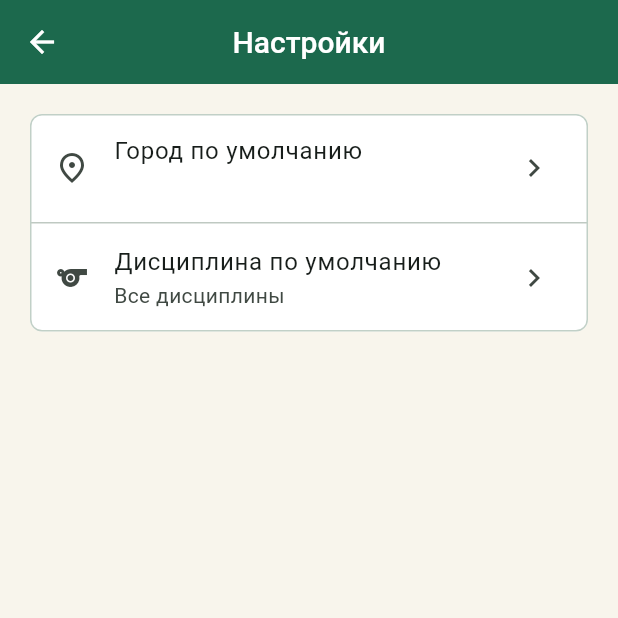
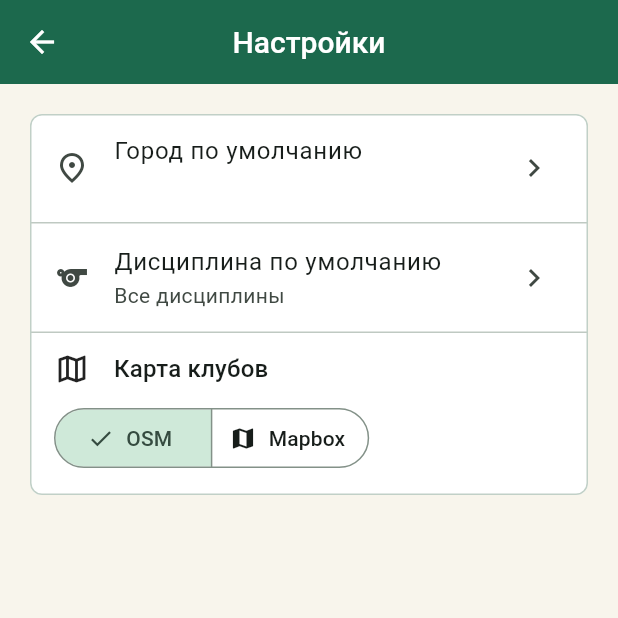
Before and after one commit to sergannn/llb20, a Flutter app: the _DefaultSettingsPage screen opened directly with empty values, on a phone screen of 412 x 824 dp, the top half of it. Run offline on Flutter 3.47's test engine with Material 3 defaults, Android fonts, the phone set to English and light mode, and no system bars; our stand-ins replace app_links, flutter_map, flutter_secure_storage, image_picker, latlong2, shared_preferences and 1 more; accounts and stored records are empty; network calls fail.

Commit message:
Add selectable Mapbox club map

```diff
--- a/lib/src/app_parts/auth_drawer_settings.dart
+++ b/lib/src/app_parts/auth_drawer_settings.dart
@@ -340,6 +340,7 @@ class _SettingsDrawer extends StatelessWidget {
     required this.repository,
     required this.selectedCity,
     required this.selectedDiscipline,
+    required this.selectedClubMapProvider,
     required this.clubs,
     required this.llbUsername,
     required this.llbPlayerId,
@@ -347,6 +348,7 @@ class _SettingsDrawer extends StatelessWidget {
     required this.citySuggestions,
     required this.onCitySelected,
     required this.onDisciplineSelected,
+    required this.onClubMapProviderSelected,
     required this.onLlbLogin,
     required this.onLlbLogout,
   });
@@ -354,6 +356,7 @@ class _SettingsDrawer extends StatelessWidget {
   final LeagueRepository repository;
   final String selectedCity;
   final DisciplineFilter selectedDiscipline;
+  final ClubMapProvider selectedClubMapProvider;
   final List<ClubSummary> clubs;
   final String? llbUsername;
   final String? llbPlayerId;
@@ -361,6 +364,7 @@ class _SettingsDrawer extends StatelessWidget {
   final List<String> Function(String query) citySuggestions;
   final ValueChanged<String> onCitySelected;
   final ValueChanged<DisciplineFilter> onDisciplineSelected;
+  final ValueChanged<ClubMapProvider> onClubMapProviderSelected;
   final VoidCallback onLlbLogin;
   final VoidCallback onLlbLogout;
 
@@ -464,6 +468,7 @@ class _SettingsDrawer extends StatelessWidget {
                             builder: (_) => ClubsPage(
                               clubs: clubs,
                               initialCity: selectedCity,
+                              mapProvider: selectedClubMapProvider,
                             ),
                           ),
                         );
@@ -522,7 +527,7 @@ class _SettingsDrawer extends StatelessWidget {
                       leading: const Icon(Icons.settings_outlined),
                       title: const Text('Настройки'),
                       subtitle: Text(
-                        '$selectedCity · ${selectedDiscipline.label}',
+                        '$selectedCity · ${selectedDiscipline.label} · ${selectedClubMapProvider.label}',
                         style: const TextStyle(color: Colors.white70),
                       ),
                       trailing: const Icon(Icons.chevron_right),
@@ -532,9 +537,12 @@ class _SettingsDrawer extends StatelessWidget {
                             builder: (_) => _DefaultSettingsPage(
                               selectedCity: selectedCity,
                               selectedDiscipline: selectedDiscipline,
+                              selectedClubMapProvider: selectedClubMapProvider,
                               citySuggestions: citySuggestions,
                               onCitySelected: onCitySelected,
                               onDisciplineSelected: onDisciplineSelected,
+                              onClubMapProviderSelected:
+                                  onClubMapProviderSelected,
                             ),
                           ),
                         );
@@ -803,16 +811,20 @@ class _DefaultSettingsPage extends StatefulWidget {
   const _DefaultSettingsPage({
     required this.selectedCity,
     required this.selectedDiscipline,
+    required this.selectedClubMapProvider,
     required this.citySuggestions,
     required this.onCitySelected,
     required this.onDisciplineSelected,
+    required this.onClubMapProviderSelected,
   });
 
   final String selectedCity;
   final DisciplineFilter selectedDiscipline;
+  final ClubMapProvider selectedClubMapProvider;
   final List<String> Function(String query) citySuggestions;
   final ValueChanged<String> onCitySelected;
   final ValueChanged<DisciplineFilter> onDisciplineSelected;
+  final ValueChanged<ClubMapProvider> onClubMapProviderSelected;
 
   @override
   State<_DefaultSettingsPage> createState() => _DefaultSettingsPageState();
@@ -821,6 +833,7 @@ class _DefaultSettingsPage extends StatefulWidget {
 class _DefaultSettingsPageState extends State<_DefaultSettingsPage> {
   late String selectedCity = widget.selectedCity;
   late DisciplineFilter selectedDiscipline = widget.selectedDiscipline;
+  late ClubMapProvider selectedClubMapProvider = widget.selectedClubMapProvider;
 
   Future<void> pickCity() async {
     final city = await showModalBottomSheet<String>(
@@ -857,6 +870,11 @@ class _DefaultSettingsPageState extends State<_DefaultSettingsPage> {
     }
   }
 
+  void pickClubMapProvider(ClubMapProvider provider) {
+    widget.onClubMapProviderSelected(provider);
+    setState(() => selectedClubMapProvider = provider);
+  }
+
   @override
   Widget build(BuildContext context) {
     return Scaffold(
@@ -882,6 +900,45 @@ class _DefaultSettingsPageState extends State<_DefaultSettingsPage> {
                   trailing: const Icon(Icons.chevron_right),
                   onTap: pickDiscipline,
                 ),
+                const Divider(height: 1),
+                Padding(
+                  padding: const EdgeInsets.fromLTRB(16, 12, 16, 14),
+                  child: Column(
+                    crossAxisAlignment: CrossAxisAlignment.start,
+                    children: [
+                      Row(
+                        children: [
+                          const Icon(Icons.map_outlined),
+                          const SizedBox(width: 16),
+                          Expanded(
+                            child: Text(
+                              'Карта клубов',
+                              style: Theme.of(context).textTheme.titleMedium,
+                            ),
+                          ),
+                        ],
+                      ),
+                      const SizedBox(height: 10),
+                      SegmentedButton<ClubMapProvider>(
+                        segments: const [
+                          ButtonSegment(
+                            value: ClubMapProvider.osm,
+                            icon: Icon(Icons.public),
+                            label: Text('OSM'),
+                          ),
+                          ButtonSegment(
+                            value: ClubMapProvider.mapbox,
+                            icon: Icon(Icons.map),
+                            label: Text('Mapbox'),
+                          ),
+                        ],
+                        selected: {selectedClubMapProvider},
+                        onSelectionChanged: (value) =>
+                            pickClubMapProvider(value.single),
+                      ),
+                    ],
+                  ),
+                ),
               ],
             ),
           ),
--- a/lib/src/app_parts/clubs_media_misc.dart
+++ b/lib/src/app_parts/clubs_media_misc.dart
@@ -24,11 +24,36 @@ class ClubSummary {
 
 enum _ClubsView { map, list }
 
+enum ClubMapProvider {
+  osm('osm', 'OSM'),
+  mapbox('mapbox', 'Mapbox');
+
+  const ClubMapProvider(this.storageKey, this.label);
+
+  final String storageKey;
+  final String label;
+
+  static ClubMapProvider fromStorage(String? raw) {
+    for (final provider in values) {
+      if (provider.storageKey == raw) {
+        return provider;
+      }
+    }
+    return ClubMapProvider.osm;
+  }
+}
+
 class ClubsPage extends StatefulWidget {
-  const ClubsPage({super.key, required this.clubs, required this.initialCity});
+  const ClubsPage({
+    super.key,
+    required this.clubs,
+    required this.initialCity,
+    required this.mapProvider,
+  });
 
   final List<ClubSummary> clubs;
   final String initialCity;
+  final ClubMapProvider mapProvider;
 
   @override
   State<ClubsPage> createState() => _ClubsPageState();
@@ -143,6 +168,7 @@ class _ClubsPageState extends State<ClubsPage> {
                   child: _ClubMapPreview(
                     clubs: clubs,
                     selectedClub: selectedClub,
+                    mapProvider: widget.mapProvider,
                     onClubSelected: (club) {
                       setState(() => selectedClub = club);
                     },
@@ -347,11 +373,13 @@ class _ClubMapPreview extends StatefulWidget {
   const _ClubMapPreview({
     required this.clubs,
     required this.selectedClub,
+    required this.mapProvider,
     required this.onClubSelected,
   });
 
   final List<ClubSummary> clubs;
   final ClubSummary? selectedClub;
+  final ClubMapProvider mapProvider;
   final ValueChanged<ClubSummary> onClubSelected;
 
   @override
@@ -961,6 +989,7 @@ class _ClubMapPreviewState extends State<_ClubMapPreview> {
           return _LiveClubMap(
             data: data,
             selectedClub: widget.selectedClub,
+            mapProvider: widget.mapProvider,
             onClubSelected: widget.onClubSelected,
           );
         },
@@ -1022,11 +1051,13 @@ class _LiveClubMap extends StatefulWidget {
   const _LiveClubMap({
     required this.data,
     required this.selectedClub,
+    required this.mapProvider,
     required this.onClubSelected,
   });
 
   final _ClubMapData data;
   final ClubSummary? selectedClub;
+  final ClubMapProvider mapProvider;
   final ValueChanged<ClubSummary> onClubSelected;
 
   @override
@@ -1157,6 +1188,22 @@ class _LiveClubMapState extends State<_LiveClubMap> {
     return markers;
   }
 
+  TileLayer _tileLayer() {
+    if (widget.mapProvider == ClubMapProvider.mapbox &&
+        widget.data.token.isNotEmpty) {
+      return TileLayer(
+        urlTemplate:
+            'https://api.mapbox.com/styles/v1/mapbox/streets-v12/tiles/256/'
+            '{z}/{x}/{y}@2x?access_token=${widget.data.token}',
+        userAgentPackageName: 'su.llb.llb_mobile',
+      );
+    }
+    return TileLayer(
+      urlTemplate: 'https://tile.openstreetmap.org/{z}/{x}/{y}.png',
+      userAgentPackageName: 'su.llb.llb_mobile',
+    );
+  }
+
   @override
   Widget build(BuildContext context) {
     return Stack(
@@ -1169,10 +1216,7 @@ class _LiveClubMapState extends State<_LiveClubMap> {
             initialZoom: _initialZoom(),
           ),
           children: [
-            TileLayer(
-              urlTemplate: 'https://tile.openstreetmap.org/{z}/{x}/{y}.png',
-              userAgentPackageName: 'su.llb.llb_mobile',
-            ),
+            _tileLayer(),
             MarkerLayer(markers: _buildMarkers(context)),
           ],
         ),
```
Also changed, not shown: lib/src/app.dart (+22 -2 lines).
